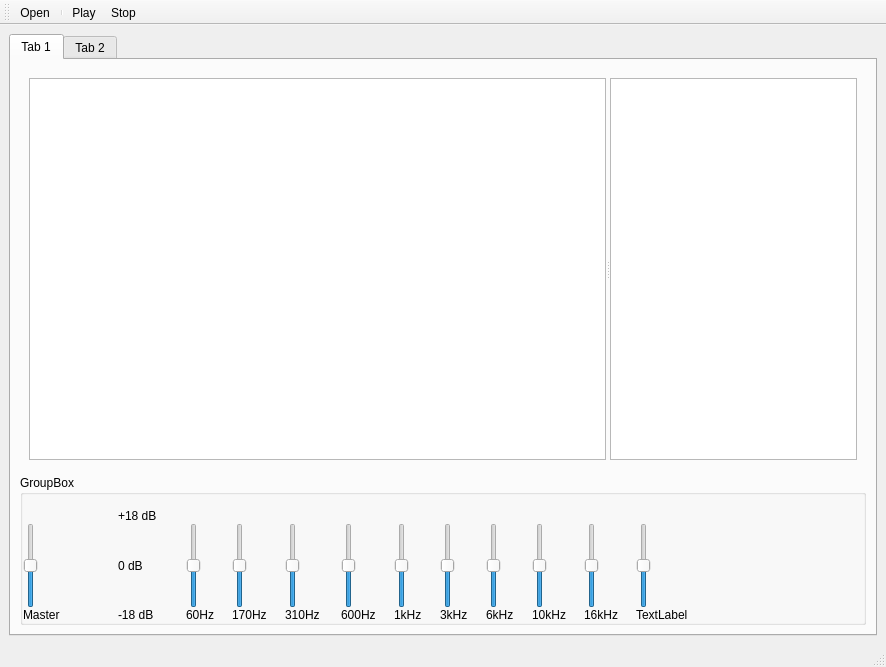
Above: gui.ui from osama51/equalizer before the change. Below: the same form after it.
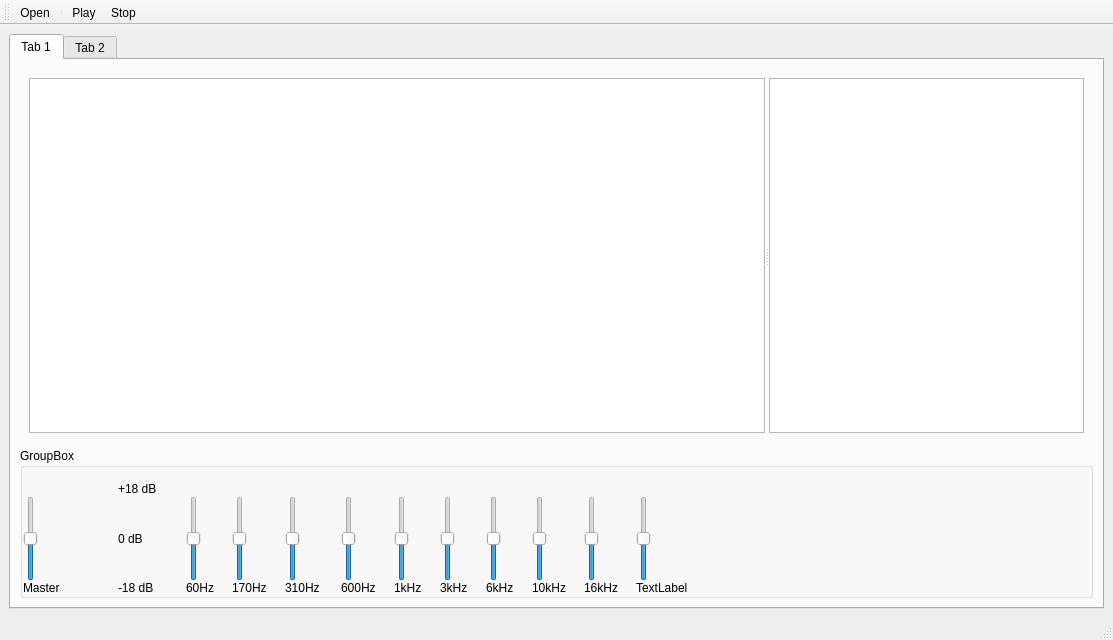
That is the form after the change. Icons and pictures are not drawn. Custom widgets are drawn as their Qt base class.

```diff
--- a/gui.ui
+++ b/gui.ui
@@ -6,8 +6,8 @@
    <rect>
     <x>0</x>
     <y>0</y>
-    <width>886</width>
-    <height>667</height>
+    <width>1113</width>
+    <height>640</height>
    </rect>
   </property>
   <property name="windowTitle">
```
Left out of the diff: 68 changed lines with no effect on the pictures.
